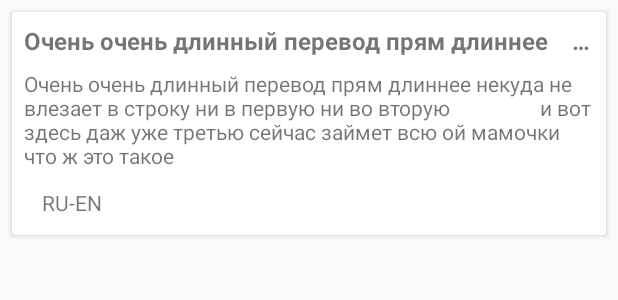
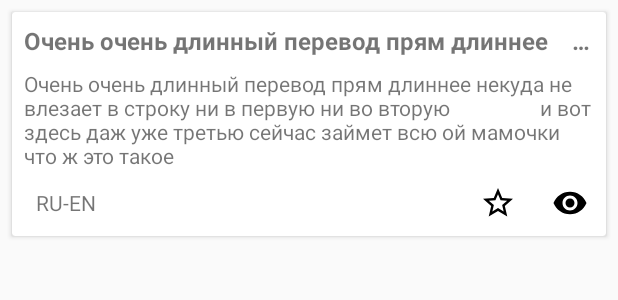
Before and after one commit to 3DRing/StonedTranslator, an Android app: the layout translate_list_item.xml on its own in the app's theme, with its tools: preview values and no code run, on a phone screen of 412 x 824 dp. Shown: the top 300 px of the screen. Run offline under Robolectric (Android 15) with nearby library versions, the phone set to English and light mode, and no system bars.

Commit message:
fixing single translation item layout

```diff
--- a/app/src/main/res/layout/translate_list_item.xml
+++ b/app/src/main/res/layout/translate_list_item.xml
@@ -1,7 +1,7 @@
 <?xml version="1.0" encoding="utf-8"?>
 <android.support.v7.widget.CardView xmlns:android="http://schemas.android.com/apk/res/android"
     xmlns:tools="http://schemas.android.com/tools"
-    android:layout_width="wrap_content"
+    android:layout_width="match_parent"
     android:layout_height="wrap_content"
     android:layout_marginBottom="4dp"
     android:layout_marginEnd="8dp"
@@ -10,11 +10,12 @@
     android:layout_marginStart="8dp"
     android:layout_marginTop="8dp">
 
-    <RelativeLayout xmlns:android="http://schemas.android.com/apk/res/android"
+    <LinearLayout xmlns:android="http://schemas.android.com/apk/res/android"
         xmlns:tools="http://schemas.android.com/tools"
         android:layout_width="match_parent"
         android:layout_height="wrap_content"
         android:background="?attr/selectableItemBackground"
+        android:orientation="vertical"
         android:paddingLeft="8dp"
         android:paddingStart="8dp"
         android:paddingTop="8dp">
@@ -23,9 +24,6 @@
             android:id="@+id/linearLayout"
             android:layout_width="match_parent"
             android:layout_height="wrap_content"
-            android:layout_alignParentLeft="true"
-            android:layout_alignParentStart="true"
-            android:layout_alignParentTop="true"
             android:orientation="vertical"
             android:paddingEnd="8dp"
             android:paddingRight="8dp">
@@ -55,16 +53,29 @@
 
         </LinearLayout>
 
+        <RelativeLayout
+            android:layout_width="match_parent"
+            android:layout_height="match_parent">
+
+            <TextView
+                android:id="@+id/tv_lang_pair"
+                android:layout_width="wrap_content"
+                android:layout_height="wrap_content"
+                android:layout_alignParentLeft="true"
+                android:layout_alignParentStart="true"
+                android:layout_centerVertical="true"
+                android:layout_margin="8dp"
+                android:textAllCaps="true"
+                tools:text="RU-EN" />
+
             <FrameLayout
                 android:id="@+id/fl_options"
                 android:layout_width="wrap_content"
                 android:layout_height="wrap_content"
                 android:layout_alignParentEnd="true"
                 android:layout_alignParentRight="true"
-            android:layout_below="@+id/linearLayout"
                 android:layout_marginLeft="111dp"
-            android:layout_marginStart="111dp"
-            android:visibility="gone">
+                android:layout_marginStart="111dp">
 
                 <include
                     android:id="@+id/include_options"
@@ -72,17 +83,7 @@
                     android:layout_width="wrap_content"
                     android:layout_height="wrap_content" />
             </FrameLayout>
+        </RelativeLayout>
 
-        <TextView
-            android:id="@+id/tv_lang_pair"
-            android:layout_width="wrap_content"
-            android:layout_height="wrap_content"
-            android:layout_alignParentLeft="true"
-            android:layout_alignParentStart="true"
-            android:layout_below="@+id/linearLayout"
-            android:layout_margin="12dp"
-            android:textAllCaps="true"
-            tools:text="RU-EN" />
-
-    </RelativeLayout>
+    </LinearLayout>
 </android.support.v7.widget.CardView>
```
Lines whose indentation alone changed are shown as unchanged.
